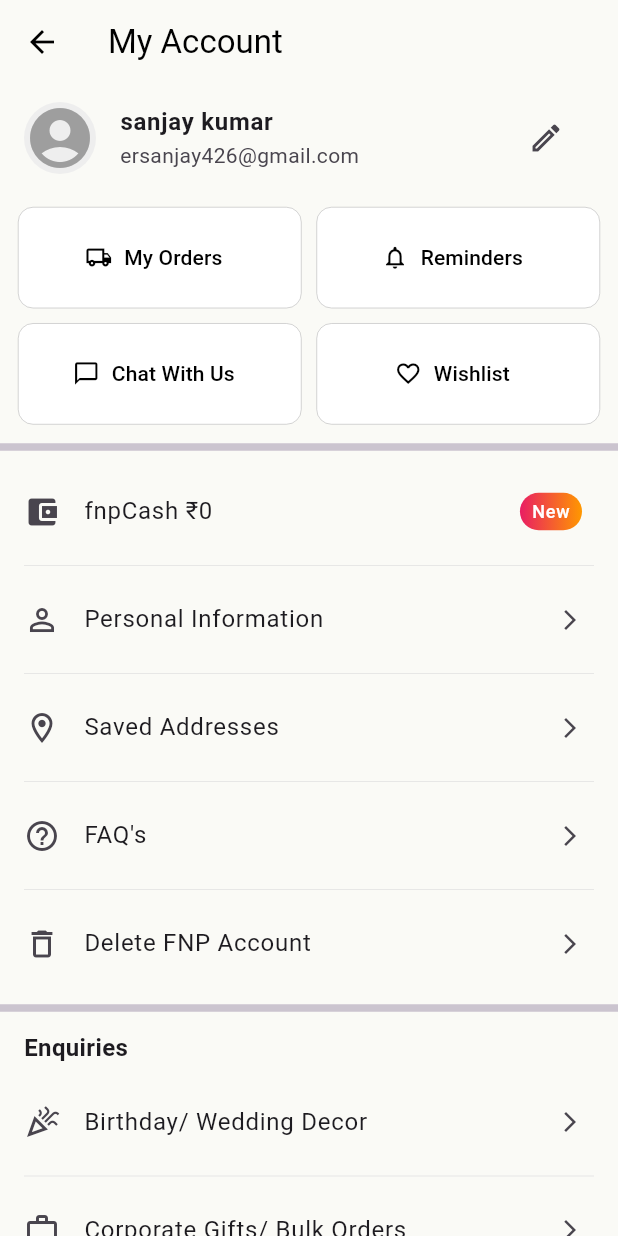
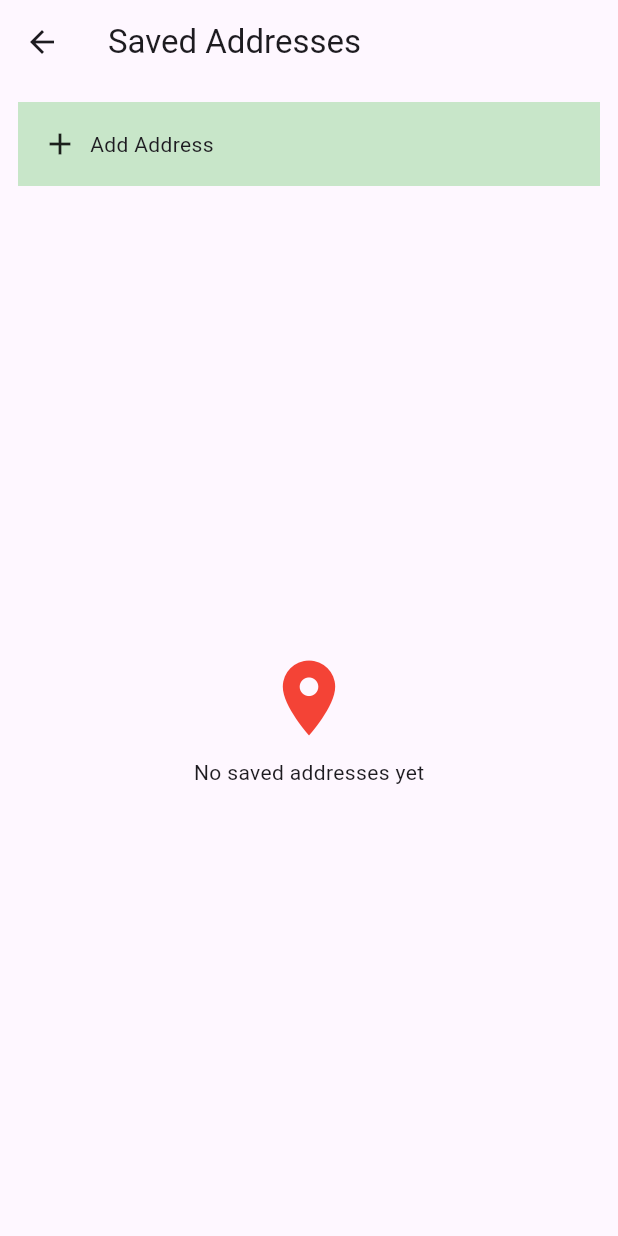
Before and after one commit to Ersanju/firebase-flutter-setup-authentication, a Flutter app: the AccountPage screen opened directly, after a tap on "Saved Addresses", on a phone screen of 412 x 824 dp. Run offline on Flutter 3.47's test engine with Material 3 defaults, Android fonts, the phone set to English and light mode, and no system bars; our stand-ins replace country_code_picker, firebase_core, geocoding, geolocator, image_picker; accounts and stored records are empty.

Commit message:
Add address and FYQs

```diff
--- a/lib/widgets/account_page/account_page.dart
+++ b/lib/widgets/account_page/account_page.dart
@@ -1,11 +1,13 @@
 import 'dart:io';
 
 import 'package:firebase_setup_console/widgets/account_page/reminder_page.dart';
+import 'package:firebase_setup_console/widgets/account_page/saved_addresses_page.dart';
 import 'package:flutter/material.dart';
 import 'package:image_picker/image_picker.dart';
 
 import 'chat_with_us.dart';
 import 'edit_profile_page.dart';
+import 'fyq_page.dart';
 
 class AccountPage extends StatefulWidget {
   const AccountPage({super.key});
@@ -147,15 +149,32 @@ class _AccountPageState extends State<AccountPage> {
               color: Colors.grey.shade300,
             ),
 
-            const _AccountTile(
-                icon: Icons.location_on_outlined, label: "Saved Addresses"),
+            _AccountTile(
+              icon: Icons.location_on_outlined,
+              label: "Saved Addresses",
+              onTap: () {
+                Navigator.push(
+                  context,
+                  MaterialPageRoute(builder: (context) => const SavedAddressesPage()),
+                );
+              },
+            ),
             Divider(
               thickness: 0.5,
               indent: 16,
               endIndent: 16,
               color: Colors.grey.shade300,
             ),
-            const _AccountTile(icon: Icons.help_outline, label: "FAQ's"),
+            _AccountTile(
+              icon: Icons.help_outline,
+              label: "FAQ's",
+              onTap: () {
+                Navigator.push(
+                  context,
+                  MaterialPageRoute(builder: (context) => const FYQPage()),
+                );
+              },
+            ),
             Divider(
               thickness: 0.5,
               indent: 16,
@@ -277,8 +296,9 @@ class _AccountTile extends StatelessWidget {
   final IconData icon;
   final String label;
   final String? trailing;
+  final VoidCallback? onTap;
 
-  const _AccountTile({required this.icon, required this.label, this.trailing});
+  const _AccountTile({required this.icon, required this.label, this.trailing, this.onTap});
 
   @override
   Widget build(BuildContext context) {
@@ -297,7 +317,7 @@ class _AccountTile extends StatelessWidget {
             style: const TextStyle(color: Colors.white, fontSize: 12)),
       )
           : const Icon(Icons.arrow_forward_ios, size: 16),
-      onTap: () {},
+      onTap: onTap,
     );
   }
 }
--- /dev/null
+++ b/lib/widgets/account_page/saved_addresses_page.dart
@@ -0,0 +1,87 @@
+import 'package:flutter/material.dart';
+
+import 'add_address_page.dart';
+
+class SavedAddressesPage extends StatefulWidget {
+  const SavedAddressesPage({super.key});
+
+  @override
+  State<SavedAddressesPage> createState() => _SavedAddressesPageState();
+}
+
+class _SavedAddressesPageState extends State<SavedAddressesPage> {
+  List<Map<String, String>> savedAddresses = [];
+
+  void addAddress(Map<String, String> newAddress) {
+    setState(() {
+      savedAddresses.add(newAddress);
+    });
+    Navigator.pop(context);
+  }
+
+  void openAddAddressForm() {
+    Navigator.push(
+      context,
+      MaterialPageRoute(
+        builder: (context) => AddAddressPage(onSave: addAddress),
+      ),
+    );
+  }
+
+  @override
+  Widget build(BuildContext context) {
+    return Scaffold(
+      appBar: AppBar(title: const Text("Saved Addresses")),
+      body: Column(
+        children: [
+          GestureDetector(
+            onTap: openAddAddressForm,
+            child: Container(
+              margin: const EdgeInsets.all(12),
+              padding: const EdgeInsets.all(16),
+              color: Colors.green[100],
+              child: const Row(
+                children: [
+                  Icon(Icons.add),
+                  SizedBox(width: 8),
+                  Text("Add Address"),
+                ],
+              ),
+            ),
+          ),
+          if (savedAddresses.isEmpty)
+            const Expanded(
+              child: Center(
+                child: Column(
+                  mainAxisAlignment: MainAxisAlignment.center,
+                  children: [
+                    Icon(Icons.location_on, size: 60, color: Colors.red),
+                    SizedBox(height: 10),
+                    Text("No saved addresses yet"),
+                  ],
+                ),
+              ),
+            )
+          else
+            Expanded(
+              child: ListView.builder(
+                itemCount: savedAddresses.length,
+                itemBuilder: (context, index) {
+                  final address = savedAddresses[index];
+                  return Card(
+                    margin: const EdgeInsets.symmetric(horizontal: 12, vertical: 6),
+                    child: ListTile(
+                      title: Text("Mr. ${address['name']}"),
+                      subtitle: Text(
+                          "${address['house']}, ${address['street']}, ${address['landmark']}, ${address['pincode']}\nMobile: ${address['mobile']}"),
+                      trailing: const Chip(label: Text("HOME")),
+                    ),
+                  );
+                },
+              ),
+            ),
+        ],
+      ),
+    );
+  }
+}
```
Also changed, not shown: lib/widgets/account_page/add_address_page.dart (added, +93 -0 lines), lib/widgets/account_page/fyq_page.dart (added, +99 -0 lines).
